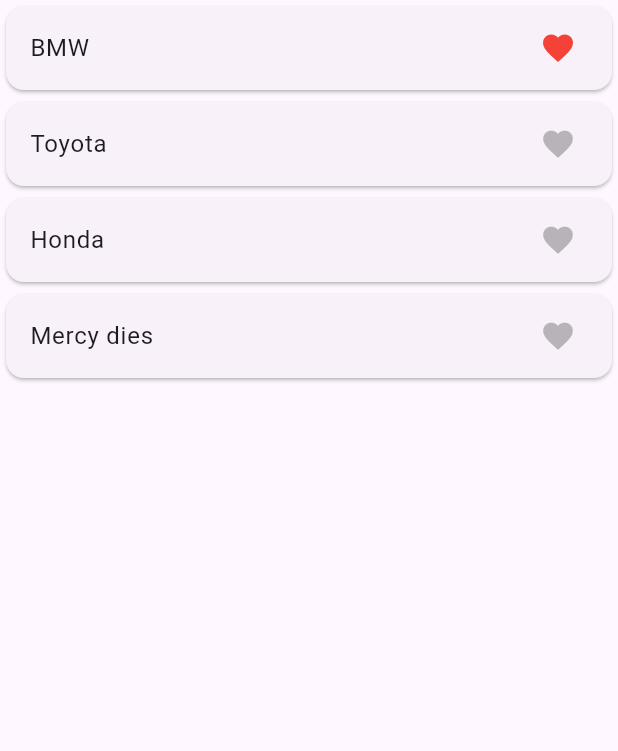
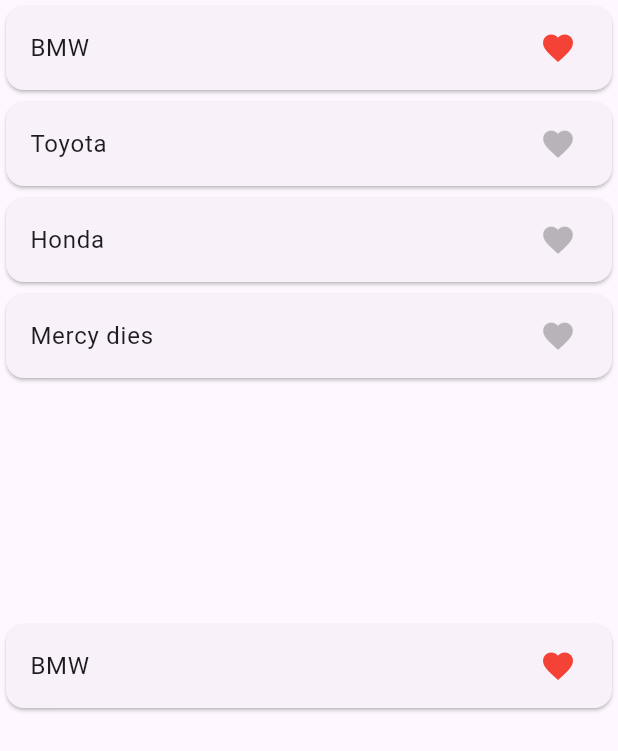
Before and after one commit to Nomankhan65/GetX, a Flutter app: the FavoriteItems screen opened directly, after a tap on "BMW", on a phone screen of 412 x 824 dp. Shown: the top 751 px of the screen. Run offline on Flutter 3.47's test engine with Material 3 defaults, Android fonts, the phone set to English and light mode, and no system bars; our stand-ins replace get; missing offline and left inert: dart:ffi.

```diff
--- a/lib/FavoriteExample.dart
+++ b/lib/FavoriteExample.dart
@@ -7,26 +7,59 @@ class FavoriteItems extends StatelessWidget {
 
   @override
   Widget build(BuildContext context) {
+    print('build');
     final Favorite favorite=Get.put(Favorite());
-    return ListView.builder(
+    return Scaffold(
+      body: Column(
+        children: [
+          Expanded(
+            child: ListView.builder(
                 itemCount:favorite.cars.length,
                 itemBuilder: (context,index){
+                  final car=favorite.cars[index];
               return Obx(() => Card(
                 child: ListTile(
                   onTap:(){
-            if(favorite.tempList.contains(index)){
-              favorite.removeFromFav(index);
+                    if(favorite.tempList.contains(car)){
+                      favorite.removeFromFav(car);
                     }
                     else
                       {
-                favorite.addToFav(index);
+                        favorite.addToFav(car);
                       }
                   },
                   title:Text(favorite.cars[index]),
-          trailing:  Icon(Icons.favorite,color:favorite.tempList.contains(index)?Colors.red:Colors.black26,),
+                  trailing:  Icon(Icons.favorite,color:favorite.tempList.contains(car)?Colors.red:Colors.black26,),
                 ),
               ));
-    });
+            }),
+          ),
+          Obx(() =>Expanded(
+            child: ListView.builder(
+              itemCount: favorite.tempList.length,
+              itemBuilder: (context, index) {
+                final car = favorite.tempList[index].toString(); // Use tempList instead of cars
+                return  Card(
+                  child: ListTile(
+                    onTap: () {
+                      if (favorite.tempList.contains(car)) {
+                        favorite.removeFromFav(car);
+                      }
+                    },
+                    title: Text(car), // Use car instead of favorite.cars[index]
+                    trailing: Icon(
+                      Icons.favorite,
+                      color: favorite.tempList.contains(car) ? Colors.red : Colors.black26,
+                    ),
+                  ),
+                );
+              },
+            ),
+          ),)
+
+        ],
+      ),
+    );
   }
 }
 class Favorite extends GetxController{
@@ -36,6 +69,7 @@ class Favorite extends GetxController{
 
   addToFav(index){
     tempList.add(index);
+    print(tempList.value);
   }
   removeFromFav(index){
     tempList.remove(index);
--- a/pubspec.yaml
+++ b/pubspec.yaml
@@ -36,8 +36,9 @@ dependencies:
   # Use with the CupertinoIcons class for iOS style icons.
   cupertino_icons: ^1.0.2
   get: ^4.6.6
+  http: ^1.2.0
 
-dev_dependencies:
+dev_depenfdencies:
   flutter_test:
     sdk: flutter
 
```
Also changed, not shown: lib/HomeScreen.dart (+24 -2 lines), lib/PostAPI.dart (added, +84 -0 lines), lib/SwitchButton.dart (added, +30 -0 lines), pubspec.lock, 1 other file. Lines whose indentation alone changed are shown as unchanged.
